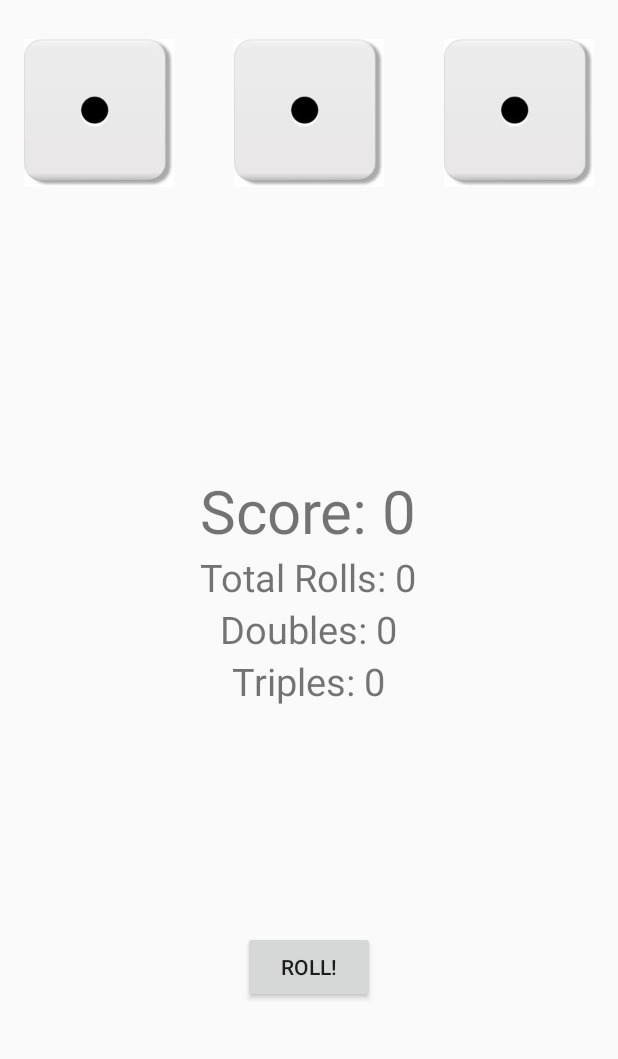
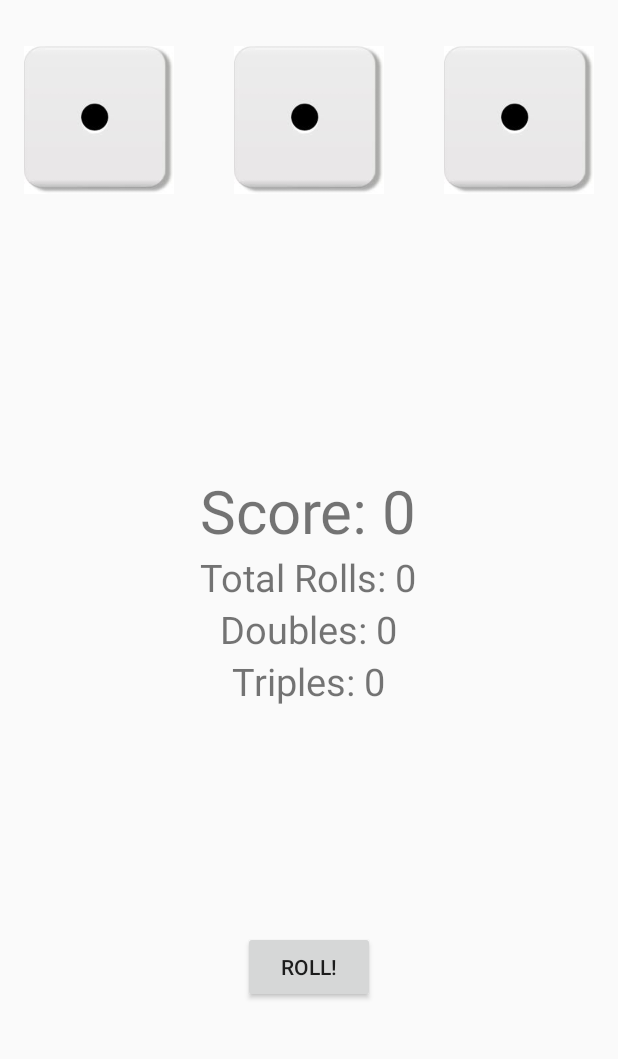
Before and after one commit to sidharath24/FirstGameApp, an Android app: the screen it shows after launch (MainActivity), on a phone screen of 412 x 824 dp, the part 149-1208 px from its top. Run offline under Robolectric (Android 15) with nearby library versions, the phone set to English and light mode, and no system bars.

Commit message:
Fixed the java code to match with the UI

```diff
--- a/app/src/main/res/layout/activity_main.xml
+++ b/app/src/main/res/layout/activity_main.xml
@@ -26,7 +26,7 @@
         android:layout_height="100dp"
         android:layout_below="@+id/rollResult"
         android:id="@+id/die1Image"
-        android:layout_marginTop="25dp"
+        android:layout_marginTop="30dp"
         android:layout_alignParentLeft="true"
         android:src="@drawable/face1"/>
 
@@ -35,7 +35,7 @@
         android:layout_height="100dp"
         android:layout_below="@+id/rollResult"
         android:id="@+id/die2Image"
-        android:layout_marginTop="25dp"
+        android:layout_marginTop="30dp"
         android:layout_centerHorizontal="true"
         android:src="@drawable/face1"/>
 
@@ -44,7 +44,7 @@
         android:layout_height="100dp"
         android:layout_below="@+id/rollResult"
         android:id="@+id/die3Image"
-        android:layout_marginTop="25dp"
+        android:layout_marginTop="30dp"
         android:layout_alignParentRight="true"
         android:src="@drawable/face1"/>
 
@@ -88,7 +88,8 @@
         android:text="Triples: 0"
         android:layout_below="@+id/doublesText"
         android:layout_centerHorizontal="true"
-        android:textSize="25dp"/>
+        android:textSize="25dp"
+        android:id="@+id/triplesText"/>
 </RelativeLayout>
 
 </android.support.constraint.ConstraintLayout>
```
